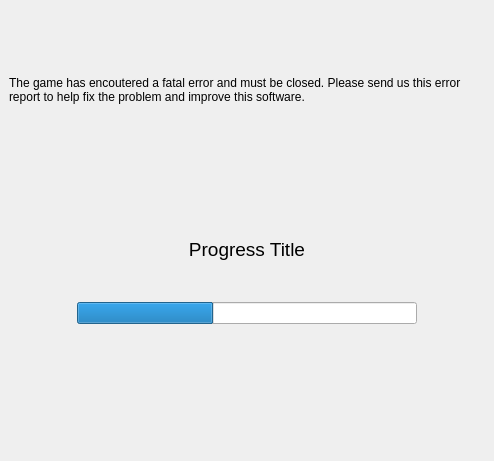
First picture: the form in tools/crashreporter/ui/errorreportdialog.ui, repository arx/ArxLibertatis, before the edit.
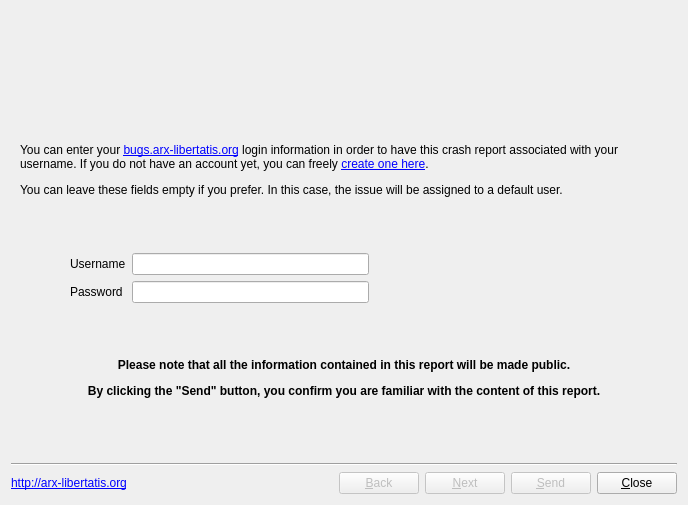
Second picture: the form after the edit. The open tabs and pages were chosen to show the change. Icons and pictures are not drawn.

Commit message: Improvements to the crash reporting: * Compute callstack CRC to avoid duplicated issues * Allow users to input their username/password so that they are marked as "reporter" on the issue. * Refactored the Crash Reporter UI after suggestions from dscharrer

The edit to the form file:
```diff
--- a/tools/crashreporter/ui/errorreportdialog.ui
+++ b/tools/crashreporter/ui/errorreportdialog.ui
@@ -6,8 +6,8 @@
    <rect>
     <x>0</x>
     <y>0</y>
-    <width>494</width>
-    <height>461</height>
+    <width>688</width>
+    <height>505</height>
    </rect>
   </property>
   <property name="windowTitle">
@@ -21,12 +21,6 @@
    <locale language="English" country="UnitedStates"/>
   </property>
   <layout class="QVBoxLayout" name="verticalLayout_2">
-   <property name="spacing">
-    <number>0</number>
-   </property>
-   <property name="margin">
-    <number>0</number>
-   </property>
    <item>
     <layout class="QVBoxLayout" name="layoutTitle">
      <property name="spacing">
@@ -77,26 +71,7 @@
       <number>0</number>
      </property>
      <widget class="QWidget" name="pageProgress">
-      <layout class="QVBoxLayout" name="verticalLayout_11" stretch="0,0,0,0,0,0">
-       <item>
-        <widget class="QLabel" name="lblTitleProgress">
-         <property name="text">
-          <string notr="true">The game has encoutered a fatal error and must be closed. Please send us this error report to help fix the problem and improve this software.</string>
-         </property>
-         <property name="textFormat">
-          <enum>Qt::RichText</enum>
-         </property>
-         <property name="wordWrap">
-          <bool>true</bool>
-         </property>
-         <property name="margin">
-          <number>5</number>
-         </property>
-         <property name="textInteractionFlags">
-          <set>Qt::TextSelectableByMouse</set>
-         </property>
-        </widget>
-       </item>
+      <layout class="QVBoxLayout" name="verticalLayout_11" stretch="0,0,0,0,0">
        <item>
         <spacer name="verticalSpacer_6">
          <property name="orientation">
@@ -247,12 +222,29 @@
        </item>
       </layout>
      </widget>
-     <widget class="QWidget" name="pageInfo">
+     <widget class="QWidget" name="pageWelcome">
+      <layout class="QVBoxLayout" name="verticalLayout_14">
+       <item>
+        <widget class="QLabel" name="label">
+         <property name="text">
+          <string>&lt;html&gt;&lt;head/&gt;&lt;body&gt;&lt;p align=&quot;center&quot;&gt;&lt;span style=&quot; font-size:14pt; font-weight:600;&quot;&gt;Fatal Error&lt;/span&gt;&lt;span style=&quot; font-size:12pt;&quot;&gt;&lt;br/&gt;&lt;/span&gt;&lt;span style=&quot; font-size:11pt;&quot;&gt;We are sorry, Arx Libertatis closed unexpectedly.&lt;/span&gt;&lt;/p&gt;&lt;p align=&quot;center&quot;&gt;&lt;br/&gt;&lt;/p&gt;&lt;p align=&quot;center&quot;&gt;&lt;span style=&quot; font-size:11pt;&quot;&gt;You can help improve the game by reporting this error to the development team. This assistant will guide you through the process. You can exit at any time if you wish.&lt;/span&gt;&lt;/p&gt;&lt;/body&gt;&lt;/html&gt;</string>
+         </property>
+         <property name="alignment">
+          <set>Qt::AlignLeading|Qt::AlignLeft|Qt::AlignVCenter</set>
+         </property>
+         <property name="wordWrap">
+          <bool>true</bool>
+         </property>
+        </widget>
+       </item>
+      </layout>
+     </widget>
+     <widget class="QWidget" name="pageCrashDetails">
       <layout class="QVBoxLayout" name="verticalLayout">
        <item>
-        <widget class="QLabel" name="lblTitleInfo">
+        <widget class="QLabel" name="lblCrashDetails">
          <property name="text">
-          <string>The game has encoutered a fatal error and must be closed. Please send us this error report to help fix the problem and improve this software.</string>
+          <string notr="true">&lt;html&gt;&lt;head/&gt;&lt;body&gt;&lt;p&gt;&lt;span style=&quot; font-size:9pt; font-weight:600;&quot;&gt;Crash Details&lt;/span&gt;&lt;/p&gt;&lt;p&gt;Here you can find some important details about the crash. This is mostly useful for developers and will be included in the crash report.&lt;/p&gt;&lt;/body&gt;&lt;/html&gt;</string>
          </property>
          <property name="textFormat">
           <enum>Qt::RichText</enum>
@@ -261,65 +253,13 @@
           <bool>true</bool>
          </property>
          <property name="margin">
-          <number>5</number>
-         </property>
-         <property name="textInteractionFlags">
-          <set>Qt::TextBrowserInteraction</set>
-         </property>
-        </widget>
-       </item>
-       <item>
-        <widget class="QTabWidget" name="tabWidget">
-         <property name="currentIndex">
           <number>0</number>
          </property>
-         <widget class="QWidget" name="tabOptionnalInfo">
-          <attribute name="title">
-           <string>Optional Info</string>
-          </attribute>
-          <layout class="QVBoxLayout" name="verticalLayout_3">
-           <item>
-            <layout class="QHBoxLayout" name="layoutEmail">
-             <item>
-              <widget class="QLabel" name="lblEmail">
-               <property name="text">
-                <string>Your E-mail:</string>
+         <property name="textInteractionFlags">
+          <set>Qt::TextSelectableByMouse</set>
                </property>
               </widget>
              </item>
-             <item>
-              <widget class="QLineEdit" name="lineEditEmail"/>
-             </item>
-            </layout>
-           </item>
-           <item>
-            <widget class="QLabel" name="lblCrashDesc">
-             <property name="text">
-              <string>Describe in a few words what you did right before the error occured:</string>
-             </property>
-            </widget>
-           </item>
-           <item>
-            <widget class="QTextEdit" name="textEditCrashDesc">
-             <property name="html">
-              <string>&lt;!DOCTYPE HTML PUBLIC &quot;-//W3C//DTD HTML 4.0//EN&quot; &quot;http://www.w3.org/TR/REC-html40/strict.dtd&quot;&gt;
-&lt;html&gt;&lt;head&gt;&lt;meta name=&quot;qrichtext&quot; content=&quot;1&quot; /&gt;&lt;style type=&quot;text/css&quot;&gt;
-p, li { white-space: pre-wrap; }
-&lt;/style&gt;&lt;/head&gt;&lt;body style=&quot; font-family:'MS Shell Dlg 2'; font-size:8.25pt; font-weight:400; font-style:normal;&quot;&gt;
-&lt;p style=&quot;-qt-paragraph-type:empty; margin-top:0px; margin-bottom:0px; margin-left:0px; margin-right:0px; -qt-block-indent:0; text-indent:0px; font-size:8pt;&quot;&gt;&lt;br /&gt;&lt;/p&gt;&lt;/body&gt;&lt;/html&gt;</string>
-             </property>
-             <property name="acceptRichText">
-              <bool>false</bool>
-             </property>
-            </widget>
-           </item>
-          </layout>
-         </widget>
-         <widget class="QWidget" name="tabErrorDescription">
-          <attribute name="title">
-           <string>Error Description</string>
-          </attribute>
-          <layout class="QVBoxLayout" name="verticalLayout_13">
            <item>
             <widget class="QTextEdit" name="textEditErrorDescription">
              <property name="enabled">
@@ -340,29 +280,30 @@
            </item>
           </layout>
          </widget>
-         <widget class="QWidget" name="tabAttachedFiles">
-          <attribute name="title">
-           <string>Attached Files</string>
-          </attribute>
-          <layout class="QVBoxLayout" name="verticalLayout_12" stretch="0,0">
+     <widget class="QWidget" name="pageAttachedFiles">
+      <layout class="QVBoxLayout" name="verticalLayout_10">
            <item>
-            <widget class="QLabel" name="lblUncheckToExclude">
+        <widget class="QLabel" name="lblAttachedFiles">
              <property name="sizePolicy">
-              <sizepolicy hsizetype="Fixed" vsizetype="Fixed">
+          <sizepolicy hsizetype="Preferred" vsizetype="Preferred">
                <horstretch>0</horstretch>
                <verstretch>0</verstretch>
               </sizepolicy>
              </property>
              <property name="text">
-              <string>Uncheck files to prevent them from being included in the crash report.</string>
+          <string>&lt;html&gt;&lt;head/&gt;&lt;body&gt;&lt;p&gt;&lt;span style=&quot; font-size:9pt; font-weight:600;&quot;&gt;Attached Files&lt;/span&gt;&lt;/p&gt;&lt;p&gt;This is the list of files that will be sent with the report. If you wish, you can uncheck files to prevent them from being included in the crash report.&lt;/p&gt;&lt;/body&gt;&lt;/html&gt;</string>
+         </property>
+         <property name="scaledContents">
+          <bool>false</bool>
+         </property>
+         <property name="wordWrap">
+          <bool>true</bool>
              </property>
             </widget>
            </item>
            <item>
-            <widget class="QSplitter" name="splitReportContent">
-             <property name="orientation">
-              <enum>Qt::Horizontal</enum>
-             </property>
+        <layout class="QHBoxLayout" name="horizontalLayout_6">
+         <item>
              <widget class="QListView" name="listFiles">
               <property name="sizePolicy">
                <sizepolicy hsizetype="Preferred" vsizetype="Expanding">
@@ -371,6 +312,8 @@
                </sizepolicy>
               </property>
              </widget>
+         </item>
+         <item>
              <widget class="QStackedWidget" name="stackedFileViews">
               <property name="sizePolicy">
                <sizepolicy hsizetype="Expanding" vsizetype="Expanding">
@@ -428,67 +371,181 @@
                </layout>
               </widget>
              </widget>
-            </widget>
-           </item>
-          </layout>
-         </widget>
+         </item>
+        </layout>
+       </item>
+      </layout>
+     </widget>
+     <widget class="QWidget" name="pageReproSteps">
+      <layout class="QVBoxLayout" name="verticalLayout_12">
+       <item>
+        <widget class="QLabel" name="lblReproSteps">
+         <property name="text">
+          <string>&lt;html&gt;&lt;head/&gt;&lt;body&gt;&lt;p&gt;&lt;span style=&quot; font-size:9pt; font-weight:600;&quot;&gt;Reproduction Steps&lt;/span&gt;&lt;/p&gt;&lt;p&gt;Describe in a few words what you did right before the error occured:&lt;/p&gt;&lt;/body&gt;&lt;/html&gt;</string>
+         </property>
         </widget>
        </item>
        <item>
-        <layout class="QVBoxLayout" name="layoutButtons">
+        <widget class="QTextEdit" name="textEditReproSteps">
+         <property name="html">
+          <string>&lt;!DOCTYPE HTML PUBLIC &quot;-//W3C//DTD HTML 4.0//EN&quot; &quot;http://www.w3.org/TR/REC-html40/strict.dtd&quot;&gt;
+&lt;html&gt;&lt;head&gt;&lt;meta name=&quot;qrichtext&quot; content=&quot;1&quot; /&gt;&lt;style type=&quot;text/css&quot;&gt;
+p, li { white-space: pre-wrap; }
+&lt;/style&gt;&lt;/head&gt;&lt;body style=&quot; font-family:'MS Shell Dlg 2'; font-size:8.25pt; font-weight:400; font-style:normal;&quot;&gt;
+&lt;p style=&quot;-qt-paragraph-type:empty; margin-top:0px; margin-bottom:0px; margin-left:0px; margin-right:0px; -qt-block-indent:0; text-indent:0px; font-size:8pt;&quot;&gt;&lt;br /&gt;&lt;/p&gt;&lt;/body&gt;&lt;/html&gt;</string>
+         </property>
+         <property name="acceptRichText">
+          <bool>false</bool>
+         </property>
+        </widget>
+       </item>
+      </layout>
+     </widget>
+     <widget class="QWidget" name="pageSend">
+      <layout class="QVBoxLayout" name="verticalLayout_15">
+       <item>
+        <spacer name="verticalSpacer_12">
+         <property name="orientation">
+          <enum>Qt::Vertical</enum>
+         </property>
+         <property name="sizeHint" stdset="0">
+          <size>
+           <width>20</width>
+           <height>43</height>
+          </size>
+         </property>
+        </spacer>
+       </item>
+       <item>
+        <widget class="QLabel" name="lblLoginInfo">
+         <property name="text">
+          <string>&lt;html&gt;&lt;head/&gt;&lt;body&gt;&lt;p&gt;You can enter your &lt;a href=&quot;http://bugs.arx-libertatis.org/&quot;&gt;&lt;span style=&quot; text-decoration: underline; color:#0000ff;&quot;&gt;bugs.arx-libertatis.org&lt;/span&gt;&lt;/a&gt; login information in order to have this crash report associated with your username. If you do not have an account yet, you can freely &lt;a href=&quot;http://bugs.arx-libertatis.org/login&quot;&gt;&lt;span style=&quot; text-decoration: underline; color:#0000ff;&quot;&gt;create one here&lt;/span&gt;&lt;/a&gt;.&lt;/p&gt;&lt;p&gt;You can leave these fields empty if you prefer. In this case, the issue will be assigned to a default user.&lt;/p&gt;&lt;/body&gt;&lt;/html&gt;</string>
+         </property>
+         <property name="scaledContents">
+          <bool>false</bool>
+         </property>
+         <property name="wordWrap">
+          <bool>true</bool>
+         </property>
+         <property name="openExternalLinks">
+          <bool>true</bool>
+         </property>
+        </widget>
+       </item>
          <item>
           <spacer name="verticalSpacer_3">
            <property name="orientation">
             <enum>Qt::Vertical</enum>
            </property>
-           <property name="sizeType">
-            <enum>QSizePolicy::Fixed</enum>
-           </property>
+         <property name="sizeHint" stdset="0">
+          <size>
+           <width>20</width>
+           <height>44</height>
+          </size>
+         </property>
+        </spacer>
+       </item>
+       <item>
+        <layout class="QHBoxLayout" name="horizontalLayout_3" stretch="1,6,6">
+         <item>
+          <spacer name="horizontalSpacer_7">
+           <property name="orientation">
+            <enum>Qt::Horizontal</enum>
+           </property>
            <property name="sizeHint" stdset="0">
             <size>
-             <width>17</width>
-             <height>13</height>
+             <width>40</width>
+             <height>20</height>
             </size>
            </property>
           </spacer>
          </item>
          <item>
-          <widget class="QLabel" name="lblAgreement">
+          <layout class="QHBoxLayout" name="horizontalLayout">
+           <item>
+            <layout class="QVBoxLayout" name="verticalLayout_13">
+             <item>
+              <widget class="QLabel" name="lblUsername">
            <property name="text">
-            <string>By clicking the &quot;Send&quot; button, I confirm I'm familiar with the content of this report.</string>
-           </property>
-           <property name="alignment">
-            <set>Qt::AlignLeading|Qt::AlignLeft|Qt::AlignVCenter</set>
-           </property>
-          </widget>
+                <string>Username</string>
+               </property>
+              </widget>
+             </item>
+             <item>
+              <widget class="QLabel" name="lblPassword">
+               <property name="text">
+                <string>Password</string>
+               </property>
+              </widget>
+             </item>
+            </layout>
+           </item>
+           <item>
+            <layout class="QVBoxLayout" name="verticalLayout_3">
+             <item>
+              <widget class="QLineEdit" name="lineEditUsername"/>
+             </item>
+             <item>
+              <widget class="QLineEdit" name="lineEditPassword">
+               <property name="echoMode">
+                <enum>QLineEdit::Password</enum>
+               </property>
+              </widget>
+             </item>
+            </layout>
+           </item>
+          </layout>
+         </item>
+         <item>
+          <spacer name="horizontalSpacer_8">
+           <property name="orientation">
+            <enum>Qt::Horizontal</enum>
+           </property>
+           <property name="sizeHint" stdset="0">
+            <size>
+             <width>40</width>
+             <height>20</height>
+            </size>
+           </property>
+          </spacer>
+         </item>
+        </layout>
          </item>
          <item>
           <spacer name="verticalSpacer_4">
            <property name="orientation">
             <enum>Qt::Vertical</enum>
            </property>
-           <property name="sizeType">
-            <enum>QSizePolicy::Fixed</enum>
-           </property>
            <property name="sizeHint" stdset="0">
             <size>
-             <width>17</width>
-             <height>13</height>
+           <width>20</width>
+           <height>42</height>
             </size>
            </property>
           </spacer>
          </item>
          <item>
-          <widget class="QDialogButtonBox" name="sendReportButtonBox">
-           <property name="orientation">
-            <enum>Qt::Horizontal</enum>
-           </property>
-           <property name="standardButtons">
-            <set>QDialogButtonBox::Cancel|QDialogButtonBox::Ok</set>
+        <widget class="QLabel" name="lblAgreement">
+         <property name="text">
+          <string>&lt;html&gt;&lt;head/&gt;&lt;body&gt;&lt;p&gt;&lt;span style=&quot; font-weight:600;&quot;&gt;Please note that all the information contained in this report will be made public.&lt;/span&gt;&lt;/p&gt;&lt;p&gt;&lt;span style=&quot; font-weight:600;&quot;&gt;By clicking the &amp;quot;Send&amp;quot; button, you confirm you are familiar with the content of this report.&lt;/span&gt;&lt;/p&gt;&lt;/body&gt;&lt;/html&gt;</string>
+         </property>
+         <property name="alignment">
+          <set>Qt::AlignCenter</set>
            </property>
           </widget>
          </item>
-        </layout>
+       <item>
+        <spacer name="verticalSpacer_11">
+         <property name="orientation">
+          <enum>Qt::Vertical</enum>
+         </property>
+         <property name="sizeHint" stdset="0">
+          <size>
+           <width>20</width>
+           <height>44</height>
+          </size>
+         </property>
+        </spacer>
        </item>
       </layout>
      </widget>
@@ -640,13 +697,6 @@
          </property>
         </spacer>
        </item>
-       <item>
-        <widget class="QDialogButtonBox" name="exitButtonBoxSuccess">
-         <property name="standardButtons">
-          <set>QDialogButtonBox::Close</set>
-         </property>
-        </widget>
-       </item>
       </layout>
      </widget>
      <widget class="QWidget" name="pageExitError">
@@ -747,16 +797,89 @@
          </property>
         </spacer>
        </item>
+      </layout>
+     </widget>
+    </widget>
+   </item>
        <item>
-        <widget class="QDialogButtonBox" name="exitButtonBoxFail">
-         <property name="standardButtons">
-          <set>QDialogButtonBox::Close</set>
+    <widget class="Line" name="line">
+     <property name="orientation">
+      <enum>Qt::Horizontal</enum>
          </property>
         </widget>
        </item>
-      </layout>
-     </widget>
-    </widget>
+   <item>
+    <layout class="QHBoxLayout" name="horizontalLayout_10">
+     <property name="spacing">
+      <number>6</number>
+     </property>
+     <property name="leftMargin">
+      <number>0</number>
+     </property>
+     <item>
+      <widget class="QLabel" name="label_2">
+       <property name="text">
+        <string>&lt;a href=&quot;http://arx-libertatis.org&quot;&gt;http://arx-libertatis.org&lt;/a&gt;</string>
+       </property>
+       <property name="margin">
+        <number>5</number>
+       </property>
+       <property name="openExternalLinks">
+        <bool>true</bool>
+       </property>
+      </widget>
+     </item>
+     <item>
+      <spacer name="horizontalSpacer_10">
+       <property name="orientation">
+        <enum>Qt::Horizontal</enum>
+       </property>
+       <property name="sizeHint" stdset="0">
+        <size>
+         <width>40</width>
+         <height>20</height>
+        </size>
+       </property>
+      </spacer>
+     </item>
+     <item>
+      <widget class="QPushButton" name="btnBack">
+       <property name="enabled">
+        <bool>false</bool>
+       </property>
+       <property name="text">
+        <string>&amp;Back</string>
+       </property>
+      </widget>
+     </item>
+     <item>
+      <widget class="QPushButton" name="btnNext">
+       <property name="enabled">
+        <bool>false</bool>
+       </property>
+       <property name="text">
+        <string>&amp;Next</string>
+       </property>
+      </widget>
+     </item>
+     <item>
+      <widget class="QPushButton" name="btnSend">
+       <property name="enabled">
+        <bool>false</bool>
+       </property>
+       <property name="text">
+        <string>&amp;Send</string>
+       </property>
+      </widget>
+     </item>
+     <item>
+      <widget class="QPushButton" name="btnClose">
+       <property name="text">
+        <string>&amp;Close</string>
+       </property>
+      </widget>
+     </item>
+    </layout>
    </item>
   </layout>
  </widget>
```
Left out of the diff: 90 changed lines with no effect on the pictures. Lines whose indentation alone changed are shown as unchanged. The commit also changes 6 other files.
